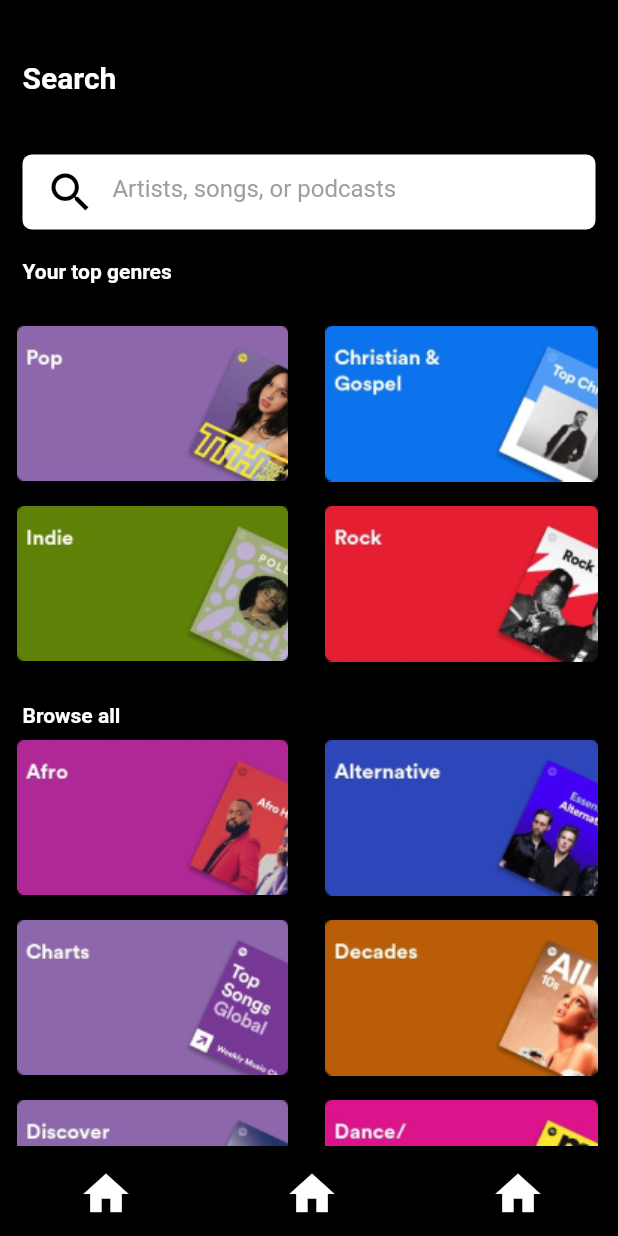
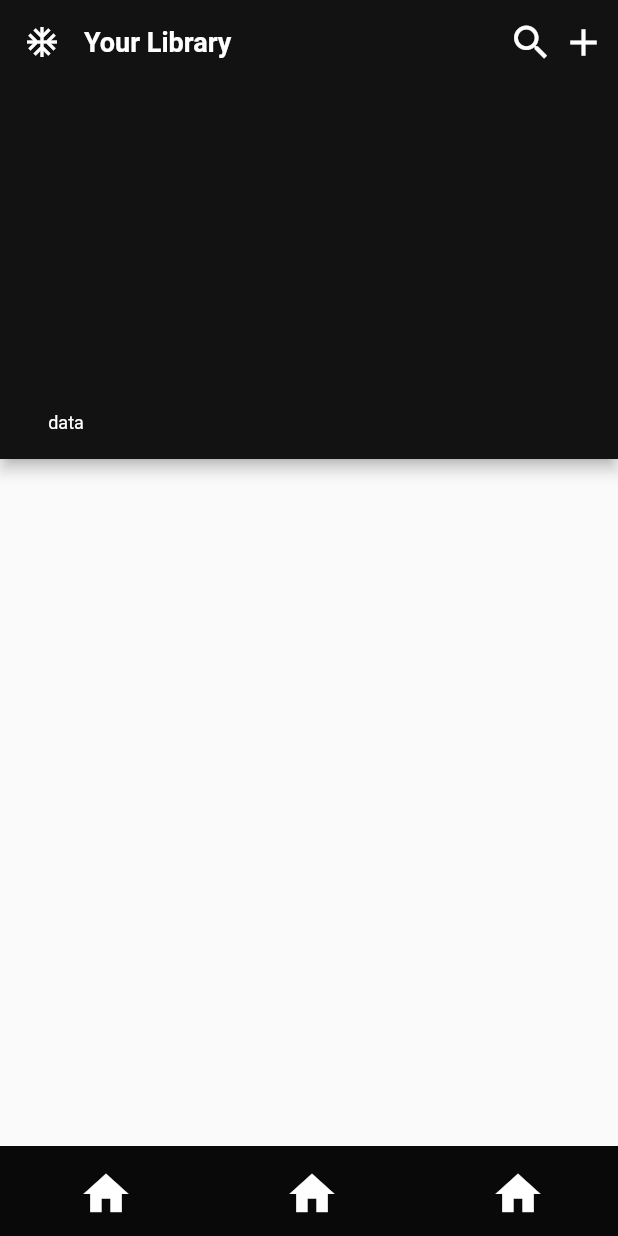
Before and after one commit to Drako-Rexon/Spotify_clone, a Flutter app: the screen it shows after launch, on a phone screen of 412 x 824 dp. Run offline on Flutter 3.47's test engine with Material 2 defaults, Android fonts, the phone set to English and light mode, and no system bars; our stand-ins replace flutter_vector_icons, get, page_transition, unicons.

Commit message:
library has started

```diff
--- a/lib/Search/search.dart
+++ b/lib/Search/search.dart
@@ -65,7 +65,7 @@ class SearchPage extends StatelessWidget {
                               ),
                               hintText: " Artists, songs, or podcasts",
                               hintStyle: TextStyle(
-                                color: Colors.grey,
+                                color: Colors.grey
                               ),
                             ),
                           ),
--- a/lib/components/colors.dart
+++ b/lib/components/colors.dart
@@ -3,7 +3,7 @@ import 'package:flutter/material.dart';
 class AppColor {
   static final Color spotifyGreen = Color(0xFF1ED760);
   static final Color spotifyWhite = Colors.white;
-  static final Color spotifyBlack = Colors.black;
+  static final Color spotifyBlack = Color(0xFF121212);
   static final Color homeTopGradient1 = Color(0xFF3B13B0);
   static final Color homeTopGradient2 = Color(0xFF271363);
   static final Color homeTopGradient3 = Color(0xFF1B1235);
--- a/lib/homepage/homepage.dart
+++ b/lib/homepage/homepage.dart
@@ -103,9 +103,8 @@ class _HomePageState extends State<HomePage> {
                     titlePart: "new release from",
                   ),
                 ),
-
                 SingleCard(),
-                SizedBox(height: 20),
+                SizedBox(height: 10),
                 HomeCarouselTypeOne(
                   listing: homeCarouselTypeOne,
                   heading: "Discover something new",
@@ -124,7 +123,7 @@ class _HomePageState extends State<HomePage> {
                 ),
                 Padding(
                   padding: const EdgeInsets.only(
-                    left: 20,
+                    left: 20,top: 20,
                     bottom: 10,
                   ),
                   child: ProfileCard(
--- a/lib/library_page/library.dart
+++ b/lib/library_page/library.dart
@@ -1,15 +1,60 @@
 import 'package:flutter/material.dart';
+import 'package:spotify_clone/components/colors.dart';
+import 'package:spotify_clone/homepage/components/regular_text.dart';
 
-class Library extends StatefulWidget {
-  const Library({Key? key}) : super(key: key);
+class LibraryPage extends StatelessWidget {
+  const LibraryPage({Key? key}) : super(key: key);
 
   @override
-  State<Library> createState() => _LibraryState();
-}
-
-class _LibraryState extends State<Library> {
-  @override
   Widget build(BuildContext context) {
-    return Container();
+    return Scaffold(
+      // backgroundColor: AppColor.spotifyBlack,
+      appBar: AppBar(
+        backgroundColor: AppColor.spotifyBlack,
+        shadowColor: Colors.black,
+        elevation: 4,
+        titleSpacing: 0,
+        leading: Icon(Icons.ac_unit_sharp),
+        title: RegularText(
+          text: "Your Library",
+          textSize: 18,
+          isBold: true,
+        ),
+        actions: [
+          Padding(
+            padding: const EdgeInsets.all(8.0),
+            child: Row(
+              children: [
+                Icon(
+                  Icons.search,
+                  size: 30,
+                ),
+                SizedBox(width: 5),
+                Icon(
+                  Icons.add,
+                  size: 30,
+                ),
+              ],
+            ),
+          ),
+        ],
+        bottom: PreferredSize(
+          child: Flex(
+            direction: Axis.horizontal,
+            children: [
+              Column(
+                children: [
+                  FlatButton(
+                    onPressed: () {},
+                    child: RegularText(text: "data"),
+                  ),
+                ],
+              ),
+            ],
+          ),
+          preferredSize: Size.fromHeight(250),
+        ),
+      ),
+    );
   }
 }
--- a/lib/redirecting_page/redirecting.dart
+++ b/lib/redirecting_page/redirecting.dart
@@ -2,6 +2,7 @@ import 'package:flutter/material.dart';
 import 'package:spotify_clone/components/colors.dart';
 import 'package:spotify_clone/homepage/homepage.dart';
 import 'package:spotify_clone/Search/search.dart';
+import 'package:spotify_clone/library_page/library.dart';
 
 class Home extends StatefulWidget {
   const Home({Key? key}) : super(key: key);
@@ -11,7 +12,7 @@ class Home extends StatefulWidget {
 }
 
 class _HomeState extends State<Home> {
-  int activeTab = 1;
+  int activeTab = 2;
   List navIconOn = [
     // NavIcons.state_on_2,
     // NavIcons.state_on_1,
@@ -44,14 +45,16 @@ class _HomeState extends State<Home> {
       children: const [
         HomePage(),
         SearchPage(),
-        Center(
-          child: Text(
-            'Library',
-            style: TextStyle(
-              color: Colors.white,
-            ),
-          ),
-        ),
+        LibraryPage(),
+        // AlbumPage(),
+        // Center(
+        //   child: Text(
+        //     'Library',
+        //     style: TextStyle(
+        //       color: Colors.white,
+        //     ),
+        //   ),
+        // ),
       ],
     );
   }
```
Also changed, not shown: lib/homepage/components/home_carousel_typeOne.dart (+9 -5 lines), lib/homepage/components/home_carousel_typeTwo.dart (+8 -5 lines), pubspec.yaml (+7 -0 lines).
